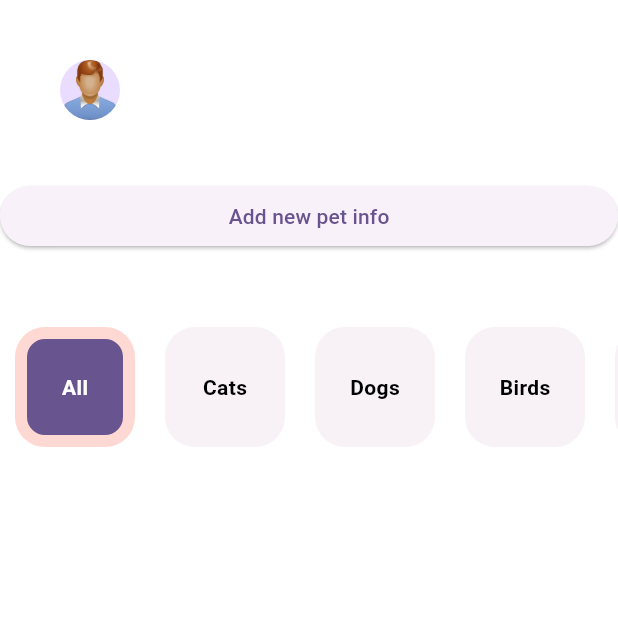
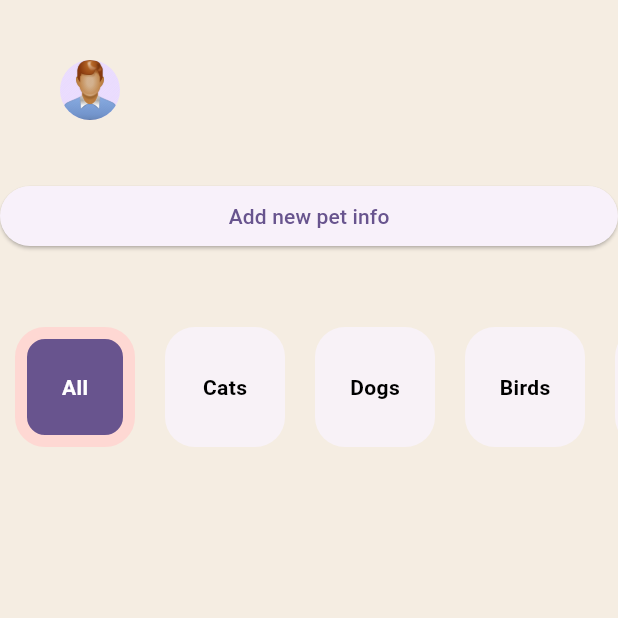
Before and after one commit to KishoreMenda/petpal, a Flutter app: the screen it shows after launch, on a phone screen of 412 x 824 dp, the top half of it. Run offline on Flutter 3.47's test engine with Material 3 defaults, Android fonts, the phone set to English and light mode, and no system bars; our stand-ins replace cloud_firestore, firebase_core, firebase_storage, flutter_map, fluttertoast, image_picker and 1 more; missing offline and left inert: firebase_app_check; accounts and stored records are empty; Roboto replaces fonts that are missing (Montserrat).

Commit message:
Fix background color for home page

```diff
--- a/petpalapp/lib/screens/home_screen.dart
+++ b/petpalapp/lib/screens/home_screen.dart
@@ -66,7 +66,9 @@ class _MyHomePageState extends State<MyHomePage> {
                   //         .contains("firebasestorage")
                   //     ? NetworkImage(pets[index].imageUrl.toString())
                   //     : AssetImage(pets[index].imageUrl.toString()),
-                  image: (filteredPets[index].imageUrl.contains("firebasestorage"))
+                  image: (filteredPets[index]
+                          .imageUrl
+                          .contains("firebasestorage"))
                       ? NetworkImage(filteredPets[index].imageUrl.toString())
                       : const AssetImage('images/lab.png') as ImageProvider,
 
@@ -99,16 +101,14 @@ class _MyHomePageState extends State<MyHomePage> {
   Widget _buildPetCategory(bool isSelected, int itemIndex, String category) {
     return GestureDetector(
       onTap: () async => {
-
-        print('currentCategoryIndex $currentCategoryIndex categories[currentCategoryIndex].name ${categories[itemIndex].name}'),
+        print(
+            'currentCategoryIndex $currentCategoryIndex categories[currentCategoryIndex].name ${categories[itemIndex].name}'),
 
         await updatedSortedList(categories[itemIndex].type),
 
         //  List<Map<String, dynamic>> filteredList = pets
         //   .map((dynamic item) => item as Map<String, dynamic>)
         //   .toList().where((pet) => pet['petType'] == categories[currentCategoryIndex].name).toList();
-
-
 
         setState(() {
           currentCategoryIndex = itemIndex;
@@ -168,7 +168,10 @@ class _MyHomePageState extends State<MyHomePage> {
   Widget build(BuildContext context) {
     return Scaffold(
         backgroundColor: Colors.white,
-      body: ListView(
+        body: Container(
+          height: double.infinity,
+          color: Color(0xFFF5EDE2),
+          child: ListView(
             children: <Widget>[
               Container(
                 padding: const EdgeInsets.only(left: 40.0, top: 40.0),
@@ -243,10 +246,11 @@ class _MyHomePageState extends State<MyHomePage> {
                       controller: _petsScrollController,
                       itemCount: filteredPets.length,
                       itemBuilder: (context, index) {
-                    return _buildPetItem(index == currentCategoryIndex, index);
+                        return _buildPetItem(
+                            index == currentCategoryIndex, index);
                       })),
             ],
           ),
-    );
+        ));
   }
 }
```
Lines whose indentation alone changed are shown as unchanged.
